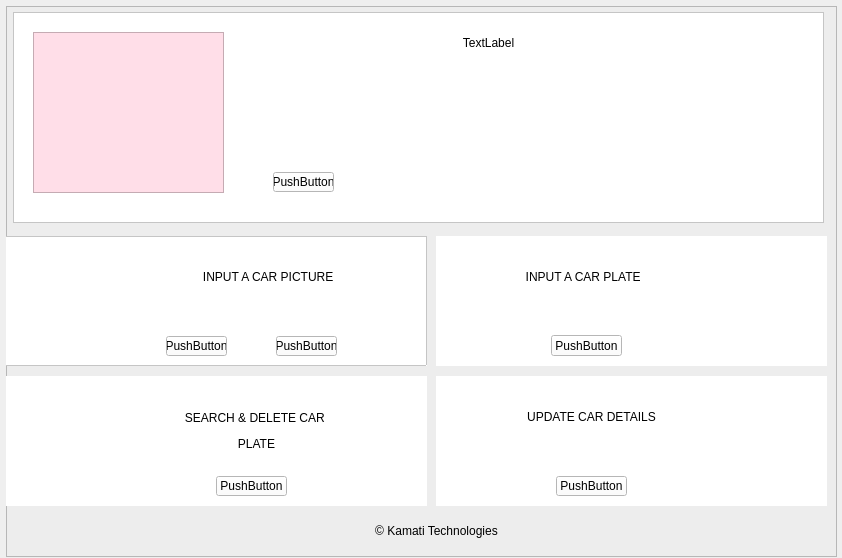
The window that AutoPlate.ui (codydon/Automatic-Car-Plate-Recognition-System) describes before a commit, drawn with Qt 5.
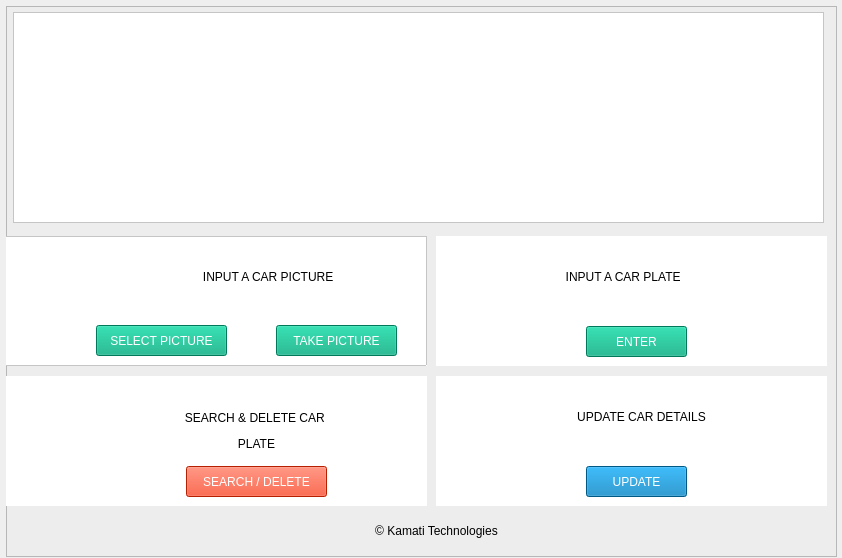
The same window after the commit. Icons and pictures are not drawn.

What changed in the file:
```diff
--- a/AutoPlate.ui
+++ b/AutoPlate.ui
@@ -68,36 +68,21 @@
      <property name="frameShadow">
       <enum>QFrame::Raised</enum>
      </property>
-     <widget class="QPushButton" name="pushButton_6">
-      <property name="geometry">
-       <rect>
-        <x>260</x>
-        <y>160</y>
-        <width>61</width>
-        <height>20</height>
-       </rect>
-      </property>
-      <property name="cursor">
-       <cursorShape>PointingHandCursor</cursorShape>
-      </property>
-      <property name="text">
-       <string>PushButton</string>
-      </property>
-     </widget>
      <widget class="QFrame" name="frame_4">
       <property name="geometry">
        <rect>
-        <x>20</x>
-        <y>20</y>
+        <x>40</x>
+        <y>40</y>
         <width>191</width>
-        <height>161</height>
+        <height>131</height>
        </rect>
       </property>
       <property name="styleSheet">
-       <string notr="true">background-color: rgb(255, 222, 232);</string>
+       <string notr="true">image: url(:/logo/logo.png);
+</string>
       </property>
       <property name="frameShape">
-       <enum>QFrame::StyledPanel</enum>
+       <enum>QFrame::NoFrame</enum>
       </property>
       <property name="frameShadow">
        <enum>QFrame::Raised</enum>
@@ -106,14 +91,20 @@
      <widget class="QLabel" name="label_9">
       <property name="geometry">
        <rect>
-        <x>290</x>
+        <x>320</x>
         <y>10</y>
         <width>371</width>
-        <height>41</height>
+        <height>161</height>
        </rect>
       </property>
+      <property name="styleSheet">
+       <string notr="true">font: 28pt &quot;Segoe MDL2 Assets&quot;;</string>
+      </property>
+      <property name="frameShadow">
+       <enum>QFrame::Sunken</enum>
+      </property>
       <property name="text">
-       <string>TextLabel</string>
+       <string> </string>
       </property>
       <property name="alignment">
        <set>Qt::AlignCenter</set>
@@ -180,33 +171,65 @@
      <widget class="QPushButton" name="pushButton">
       <property name="geometry">
        <rect>
-        <x>170</x>
-        <y>100</y>
-        <width>61</width>
-        <height>20</height>
+        <x>100</x>
+        <y>89</y>
+        <width>131</width>
+        <height>31</height>
        </rect>
       </property>
       <property name="cursor">
        <cursorShape>PointingHandCursor</cursorShape>
       </property>
+      <property name="toolTip">
+       <string>select a vehicle picture</string>
+      </property>
+      <property name="styleSheet">
+       <string notr="true">QPushButton{
+background-color: rgb(0, 170, 127);
+color: rgb(255, 255, 255);
+font: 63 12pt &quot;Yu Gothic UI Semibold&quot;;
+}
+
+QPushButton:hover#pushButton
+{
+  background-color: rgb(0, 197, 95);
+ 
+ }</string>
+      </property>
       <property name="text">
-       <string>PushButton</string>
+       <string>SELECT PICTURE</string>
       </property>
      </widget>
      <widget class="QPushButton" name="pushButton_2">
       <property name="geometry">
        <rect>
         <x>280</x>
-        <y>100</y>
-        <width>61</width>
-        <height>20</height>
+        <y>89</y>
+        <width>121</width>
+        <height>31</height>
        </rect>
       </property>
       <property name="cursor">
        <cursorShape>PointingHandCursor</cursorShape>
       </property>
+      <property name="toolTip">
+       <string>use camera to detect plate</string>
+      </property>
+      <property name="styleSheet">
+       <string notr="true">QPushButton{
+background-color: rgb(0, 170, 127);
+color: rgb(255, 255, 255);
+font: 63 12pt &quot;Yu Gothic UI Semibold&quot;;
+}
+
+QPushButton:hover#pushButton_2
+{
+  background-color: rgb(0, 197, 95);
+ 
+ }</string>
+      </property>
       <property name="text">
-       <string>PushButton</string>
+       <string>TAKE PICTURE</string>
       </property>
      </widget>
     </widget>
@@ -248,7 +271,7 @@
      <widget class="QLabel" name="label_6">
       <property name="geometry">
        <rect>
-        <x>70</x>
+        <x>110</x>
         <y>30</y>
         <width>151</width>
         <height>21</height>
@@ -267,17 +290,33 @@
      <widget class="QPushButton" name="pushButton_3">
       <property name="geometry">
        <rect>
-        <x>115</x>
-        <y>99</y>
-        <width>71</width>
-        <height>21</height>
+        <x>150</x>
+        <y>90</y>
+        <width>101</width>
+        <height>31</height>
        </rect>
       </property>
       <property name="cursor">
        <cursorShape>PointingHandCursor</cursorShape>
       </property>
+      <property name="toolTip">
+       <string>Enter a car plate manually</string>
+      </property>
+      <property name="styleSheet">
+       <string notr="true">QPushButton{
+background-color: rgb(0, 170, 127);
+color: rgb(255, 255, 255);
+font: 63 12pt &quot;Yu Gothic UI Semibold&quot;;
+}
+
+QPushButton:hover#pushButton_3
+{
+  background-color: rgb(0, 197, 95);
+  
+ }</string>
+      </property>
       <property name="text">
-       <string>PushButton</string>
+       <string>ENTER</string>
       </property>
      </widget>
     </widget>
@@ -337,17 +376,35 @@
      <widget class="QPushButton" name="pushButton_4">
       <property name="geometry">
        <rect>
-        <x>230</x>
-        <y>100</y>
-        <width>71</width>
-        <height>20</height>
+        <x>200</x>
+        <y>90</y>
+        <width>141</width>
+        <height>31</height>
        </rect>
       </property>
       <property name="cursor">
        <cursorShape>PointingHandCursor</cursorShape>
       </property>
+      <property name="toolTip">
+       <string>Search or Delete a car Plate</string>
+      </property>
+      <property name="styleSheet">
+       <string notr="true">QPushButton{
+background-color: rgb(255, 44, 2);
+color: rgb(255, 255, 255);
+font: 63 12pt &quot;Yu Gothic UI Semibold&quot;;
+}
+
+QPushButton:hover#pushButton_4
+
+{
+   
+	background-color: rgb(255, 85, 0);
+ 
+ }</string>
+      </property>
       <property name="text">
-       <string>PushButton</string>
+       <string>SEARCH / DELETE</string>
       </property>
      </widget>
     </widget>
@@ -388,7 +445,7 @@
      <widget class="QLabel" name="label_8">
       <property name="geometry">
        <rect>
-        <x>80</x>
+        <x>130</x>
         <y>30</y>
         <width>151</width>
         <height>21</height>
@@ -407,17 +464,30 @@
      <widget class="QPushButton" name="pushButton_5">
       <property name="geometry">
        <rect>
-        <x>120</x>
-        <y>100</y>
-        <width>71</width>
-        <height>20</height>
+        <x>150</x>
+        <y>90</y>
+        <width>101</width>
+        <height>31</height>
        </rect>
       </property>
       <property name="cursor">
        <cursorShape>PointingHandCursor</cursorShape>
       </property>
+      <property name="styleSheet">
+       <string notr="true">QPushButton{  
+	background-color: rgb(0, 124, 186);
+color: rgb(255, 255, 255);
+font: 63 12pt &quot;Yu Gothic UI Semibold&quot;;
+}
+
+QPushButton:hover#pushButton_5
+{
+	background-color: rgb(0, 170, 255);
+   
+ }</string>
+      </property>
       <property name="text">
-       <string>PushButton</string>
+       <string>UPDATE</string>
       </property>
      </widget>
     </widget>
```
Left out of the diff: 4 changed lines with no effect on the pictures.
